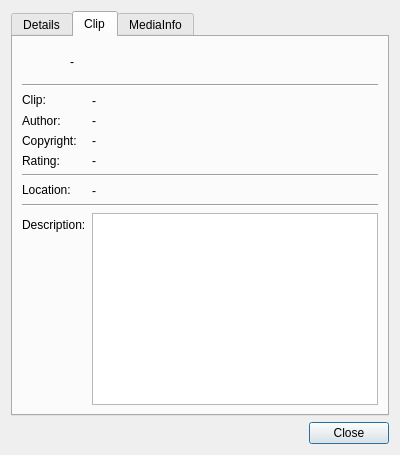
mpc-qt/mpc-qt, file propertieswindow.ui: the form before one commit.
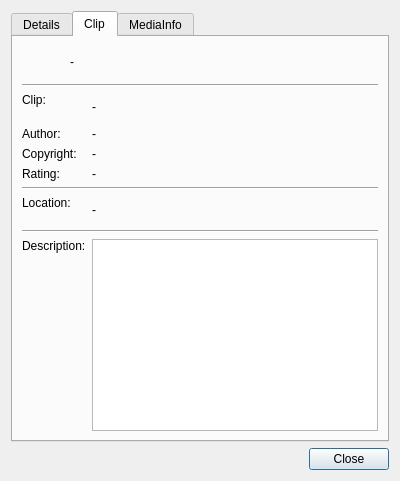
The form after the commit. The open tabs and pages were chosen to show the change.

Commit message:
*.ui: give most objects names
Might make future styling easier.

Diff of the .ui file:
```diff
--- a/propertieswindow.ui
+++ b/propertieswindow.ui
@@ -7,7 +7,7 @@
     <x>0</x>
     <y>0</y>
     <width>400</width>
-    <height>400</height>
+    <height>481</height>
    </rect>
   </property>
   <property name="windowTitle">
@@ -350,6 +350,9 @@
          <property name="text">
           <string>Description:</string>
          </property>
+         <property name="alignment">
+          <set>Qt::AlignLeading|Qt::AlignLeft|Qt::AlignTop</set>
+         </property>
         </widget>
        </item>
        <item row="9" column="1">
```
Left out of the diff: 46 changed lines with no effect on the pictures. The commit also changes 4 other files.
